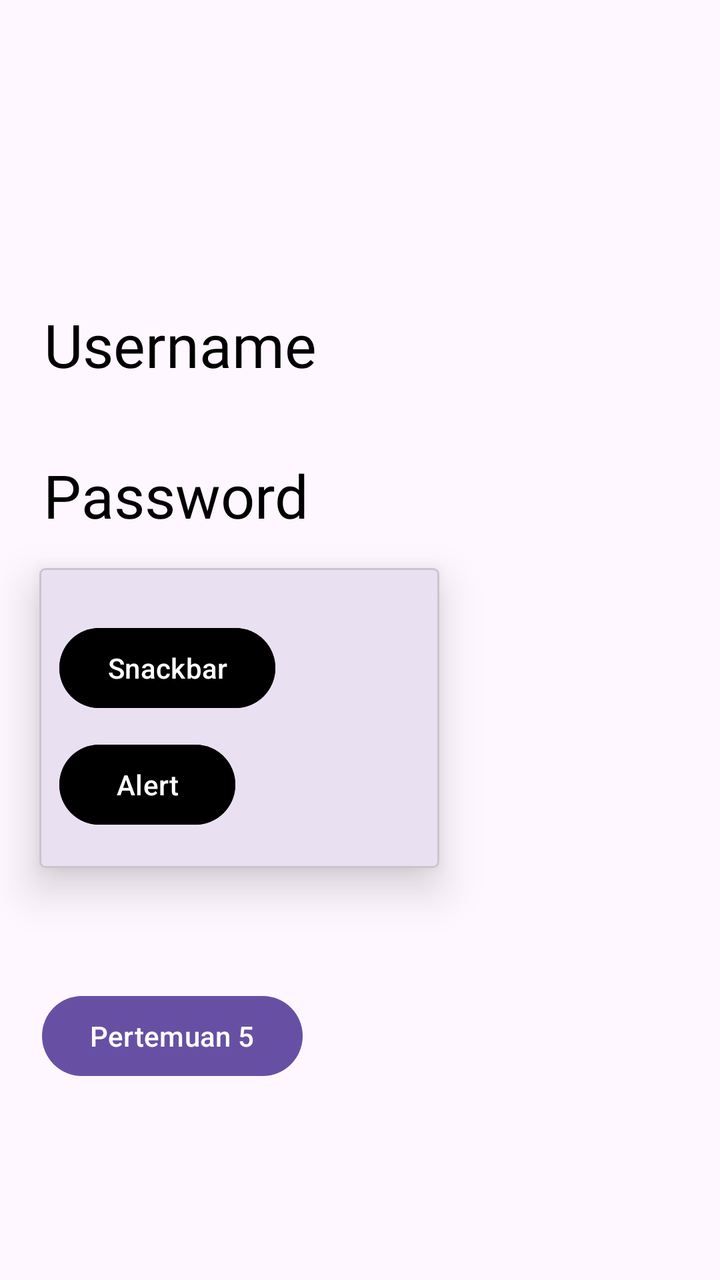
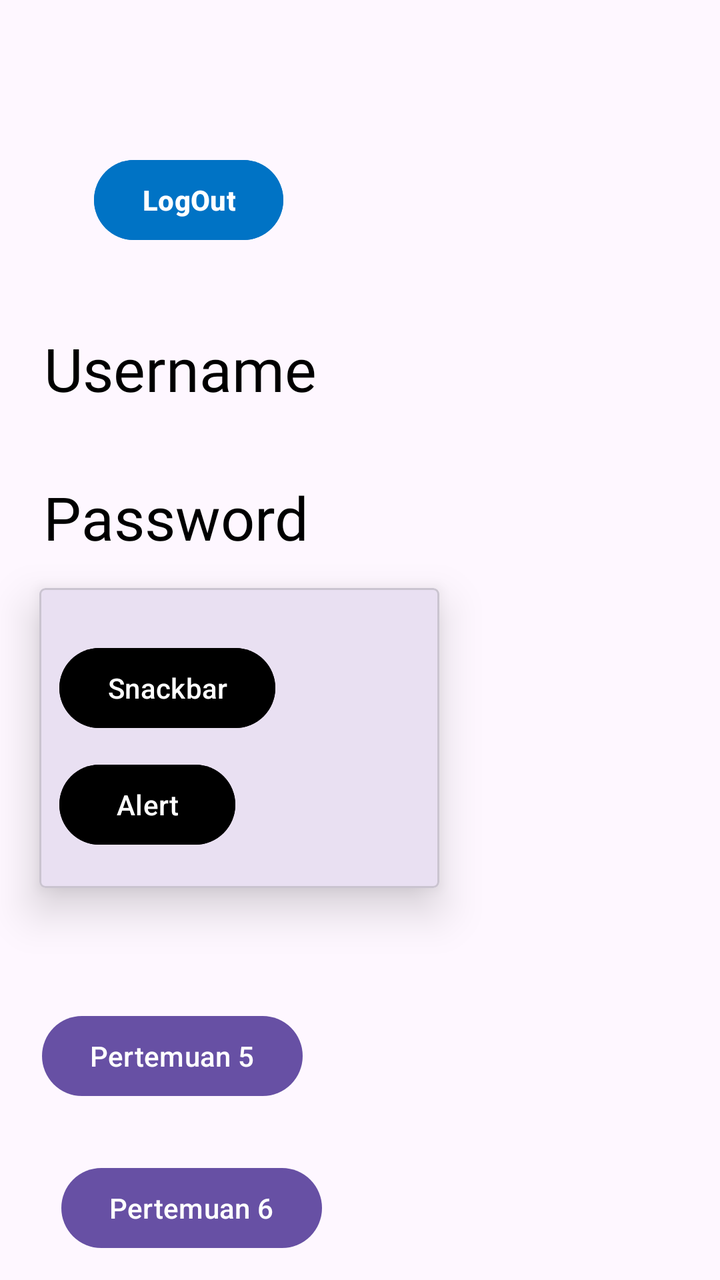

Before-and-after screenshots of an Android layout around one commit, followed by the original layout XML and the change that was made.
<!-- AndroidManifest.xml: application theme Theme.Hanif_3TIA -->
<!-- res/layout/activity_main.xml -->
<?xml version="1.0" encoding="utf-8"?>
<androidx.constraintlayout.widget.ConstraintLayout xmlns:android="http://schemas.android.com/apk/res/android"
    xmlns:app="http://schemas.android.com/apk/res-auto"
    xmlns:tools="http://schemas.android.com/tools"
    android:id="@+id/main"
    android:layout_width="match_parent"
    android:layout_height="match_parent"
    tools:context=".MainActivity">

    <TextView
        android:id="@+id/txtUsername"
        android:layout_width="wrap_content"
        android:layout_height="wrap_content"
        android:layout_marginTop="152dp"
        android:fontFamily="@font/harmonyos_sans_black"
        android:text="Username"
        android:textColor="@color/black"
        android:textSize="30dp"
        app:layout_constraintEnd_toEndOf="parent"
        app:layout_constraintHorizontal_bias="0.098"
        app:layout_constraintStart_toStartOf="parent"
        app:layout_constraintTop_toTopOf="parent" />

    <TextView
        android:id="@+id/txtPassword"
        android:layout_width="wrap_content"
        android:layout_height="wrap_content"
        android:fontFamily="@font/harmonyos_sans_black"
        android:text="Password"
        android:textColor="@color/black"
        android:textSize="30dp"
        app:layout_constraintBottom_toBottomOf="parent"
        app:layout_constraintEnd_toEndOf="parent"
        app:layout_constraintHorizontal_bias="0.095"
        app:layout_constraintStart_toStartOf="parent"
        app:layout_constraintTop_toBottomOf="@+id/txtUsername"
        app:layout_constraintVertical_bias="0.086" />



    <com.google.android.material.card.MaterialCardView
        android:id="@+id/materialCardView"
        android:layout_width="200dp"
        android:layout_height="150dp"
        app:cardCornerRadius="3dp"
        app:cardElevation="13dp"
        app:layout_constraintBottom_toBottomOf="parent"
        app:layout_constraintEnd_toEndOf="parent"
        app:layout_constraintHorizontal_bias="0.123"
        app:layout_constraintStart_toStartOf="parent"
        app:layout_constraintTop_toBottomOf="@+id/txtPassword"
        app:layout_constraintVertical_bias="0.073">

        <androidx.constraintlayout.widget.ConstraintLayout
            android:layout_width="match_parent"
            android:layout_height="match_parent"
            android:layout_margin="10dp">

            <Button
                android:id="@+id/btnSnackBar"
                android:layout_width="wrap_content"
                android:layout_height="wrap_content"
                android:layout_marginTop="16dp"
                android:backgroundTint="@color/black"
                android:text="Snackbar"
                app:layout_constraintEnd_toEndOf="parent"
                app:layout_constraintHorizontal_bias="0.0"
                app:layout_constraintStart_toStartOf="parent"
                app:layout_constraintTop_toTopOf="parent" />

            <Button
                android:id="@+id/btnAlert"
                android:layout_width="wrap_content"
                android:layout_height="wrap_content"
                android:backgroundTint="@color/black"
                android:text="Alert"
                app:layout_constraintBottom_toBottomOf="parent"
                app:layout_constraintEnd_toEndOf="parent"
                app:layout_constraintHorizontal_bias="0.0"
                app:layout_constraintStart_toStartOf="parent"
                app:layout_constraintTop_toBottomOf="@+id/btnSnackBar"
                app:layout_constraintVertical_bias="0.578" />
        </androidx.constraintlayout.widget.ConstraintLayout>


    </com.google.android.material.card.MaterialCardView>

    <Button
        android:id="@+id/btnToLima"
        android:layout_width="wrap_content"
        android:layout_height="wrap_content"
        android:layout_marginTop="60dp"
        android:text="Pertemuan 5"
        app:layout_constraintBottom_toBottomOf="parent"
        app:layout_constraintEnd_toEndOf="parent"
        app:layout_constraintHorizontal_bias="0.092"
        app:layout_constraintStart_toStartOf="parent"
        app:layout_constraintTop_toBottomOf="@+id/materialCardView"
        app:layout_constraintVertical_bias="0.0" />


</androidx.constraintlayout.widget.ConstraintLayout>
<!-- resources referenced by this layout -->
<resources>
  <color name="black">#FF000000</color>
  <style name="Theme.Hanif_3TIA" parent="Base.Theme.Hanif_3TIA" />
  <style name="Base.Theme.Hanif_3TIA" parent="Theme.Material3.DayNight.NoActionBar">
          
          
      </style>
</resources>

<!-- the commit's change to res/layout/activity_main.xml (unified diff, before → after) -->
@@ -11,7 +11,7 @@
         android:id="@+id/txtUsername"
         android:layout_width="wrap_content"
         android:layout_height="wrap_content"
-        android:layout_marginTop="152dp"
+        android:layout_marginTop="40dp"
         android:fontFamily="@font/harmonyos_sans_black"
         android:text="Username"
         android:textColor="@color/black"
@@ -19,7 +19,7 @@
         app:layout_constraintEnd_toEndOf="parent"
         app:layout_constraintHorizontal_bias="0.098"
         app:layout_constraintStart_toStartOf="parent"
-        app:layout_constraintTop_toTopOf="parent" />
+        app:layout_constraintTop_toBottomOf="@+id/btnLogout" />
 
     <TextView
         android:id="@+id/txtPassword"
@@ -91,11 +91,35 @@
         android:layout_height="wrap_content"
         android:layout_marginTop="60dp"
         android:text="Pertemuan 5"
-        app:layout_constraintBottom_toBottomOf="parent"
         app:layout_constraintEnd_toEndOf="parent"
         app:layout_constraintHorizontal_bias="0.092"
         app:layout_constraintStart_toStartOf="parent"
-        app:layout_constraintTop_toBottomOf="@+id/materialCardView"
+        app:layout_constraintTop_toBottomOf="@+id/materialCardView" />
+
+    <Button
+        android:id="@+id/btnLogout"
+        android:layout_width="wrap_content"
+        android:layout_height="wrap_content"
+        android:layout_marginTop="76dp"
+        android:text="LogOut"
+        android:textStyle="bold"
+        android:backgroundTint="#0073C5"
+        app:layout_constraintEnd_toEndOf="parent"
+        app:layout_constraintHorizontal_bias="0.177"
+        app:layout_constraintStart_toStartOf="parent"
+        app:layout_constraintTop_toTopOf="parent" />
+
+    <Button
+        android:id="@+id/btntoEnam"
+        android:layout_width="wrap_content"
+        android:layout_height="wrap_content"
+        android:layout_marginTop="28dp"
+        android:text="Pertemuan 6"
+        app:layout_constraintBottom_toBottomOf="parent"
+        app:layout_constraintEnd_toEndOf="parent"
+        app:layout_constraintHorizontal_bias="0.133"
+        app:layout_constraintStart_toStartOf="parent"
+        app:layout_constraintTop_toBottomOf="@+id/btnToLima"
         app:layout_constraintVertical_bias="0.0" />
 
 
